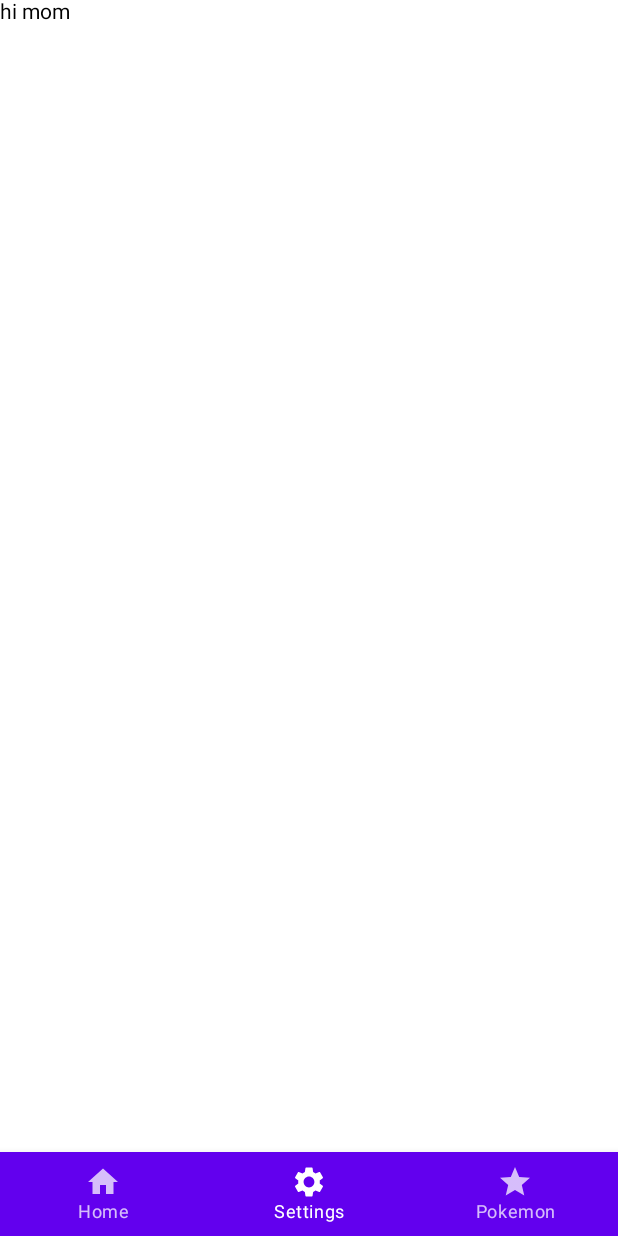
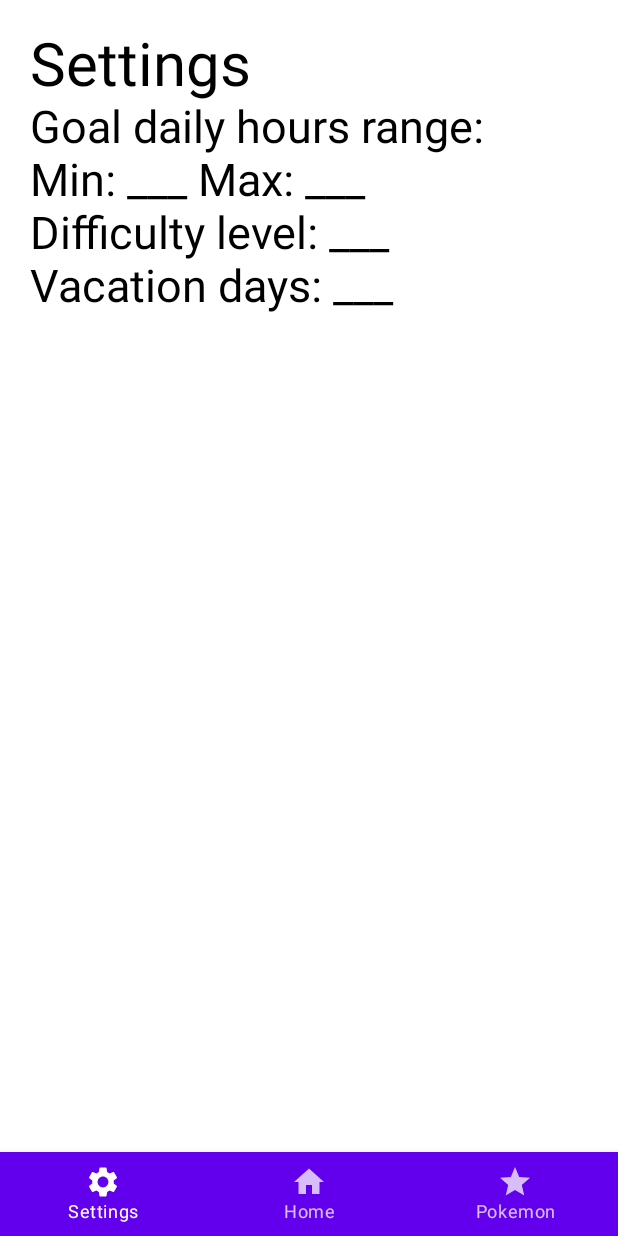
Before and after one commit to aphinneys/time-helm, an Android app built with Jetpack Compose: the settings screen opened through its navigation route, on a phone screen of 412 x 824 dp. Run offline under Robolectric (Android 15) with nearby library versions, the phone set to English and light mode, and no system bars.

Commit message:
added basic skeleton for settings and updated home page

```diff
--- a/app/src/main/java/com/example/timehelm/MainActivity.kt
+++ b/app/src/main/java/com/example/timehelm/MainActivity.kt
@@ -37,7 +37,7 @@ class MainActivity : ComponentActivity() {
     super.onCreate(savedInstanceState)
     setContent {
       val navController = rememberNavController()
-      val items = listOf(Screen.Home, Screen.Settings, Screen.Pokemon)
+      val items = listOf(Screen.Settings, Screen.Home, Screen.Pokemon)
       Scaffold(
         bottomBar = {
           BottomNavigation {
@@ -70,8 +70,8 @@ class MainActivity : ComponentActivity() {
         }
       ) { innerPadding ->
         NavHost(navController, startDestination = Screen.Home.route, Modifier.padding(innerPadding)) {
+          composable(Screen.Settings.route) { Settings() }
           composable(Screen.Home.route) { Home() }
-          composable(Screen.Settings.route) { Settings(navController) }
           composable(Screen.Pokemon.route) { Pokemon(navController) }
         }
       }
--- a/app/src/main/java/com/example/timehelm/Settings.kt
+++ b/app/src/main/java/com/example/timehelm/Settings.kt
@@ -1,11 +1,22 @@
 package com.example.timehelm
 
+import androidx.compose.foundation.layout.Column
+import androidx.compose.foundation.layout.padding
 import androidx.compose.material.Text
 import androidx.compose.runtime.Composable
+import androidx.compose.ui.Modifier
+import androidx.compose.ui.unit.dp
+import androidx.compose.ui.unit.sp
 import androidx.navigation.NavController
 
 
 @Composable
-fun Settings(navController: NavController) {
-  Text(text = "hi mom")
+fun Settings() {
+  Column(modifier = Modifier.padding(20.dp)) {
+    Text(text = "Settings", fontSize = 40.sp)
+    Text(text = "Goal daily hours range:", fontSize = 30.sp)
+    Text(text = "Min: ___ Max: ___", fontSize = 30.sp)
+    Text(text = "Difficulty level: ___", fontSize = 30.sp)
+    Text(text = "Vacation days: ___", fontSize = 30.sp)
+  }
 }
```
Also changed, not shown: app/src/main/java/com/example/timehelm/Home.kt (+8 -18 lines).
